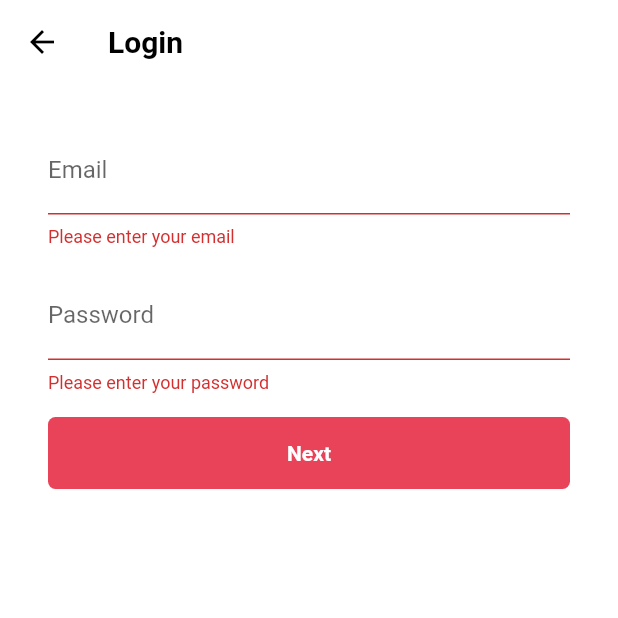
After one commit to wonhopark89-dev/flutter_tictok_clone, a Flutter app: the LoginFormScreen screen opened directly, after a tap on "Next", on a phone screen of 412 x 824 dp, the top half of it. The commit adds this screen. Run offline on Flutter 3.47's test engine with Material 2 defaults, Android fonts, the phone set to English and light mode, and no system bars; our stand-ins replace font_awesome_flutter.

Commit message:
login form

```diff
--- /dev/null
+++ b/lib/features/authentication/login_form_screen.dart
@@ -0,0 +1,110 @@
+import 'package:flutter/material.dart';
+import 'package:flutter_tictok_clone/constants/gaps.dart';
+import 'package:flutter_tictok_clone/constants/sizes.dart';
+import 'package:flutter_tictok_clone/features/widgets/form_button.dart';
+
+class LoginFormScreen extends StatefulWidget {
+  const LoginFormScreen({super.key});
+
+  @override
+  State<LoginFormScreen> createState() => _LoginFormScreenState();
+}
+
+class _LoginFormScreenState extends State<LoginFormScreen> {
+  final GlobalKey<FormState> _formKey = GlobalKey<FormState>();
+  Map<String, String> formData = {
+    'email': '',
+    'password': '',
+  };
+
+  void _onSubmitTap() {
+    if (_formKey.currentState!.validate()) {
+      _formKey.currentState!.save();
+      print(formData);
+    }
+  }
+
+  @override
+  Widget build(BuildContext context) {
+    return Scaffold(
+      appBar: AppBar(
+        title: const Text('Login'),
+      ),
+      body: Padding(
+        padding: const EdgeInsets.symmetric(horizontal: Sizes.size32),
+        child: Form(
+          key: _formKey,
+          child: Column(
+            children: [
+              Gaps.v28,
+              TextFormField(
+                decoration: InputDecoration(
+                  labelText: 'Email',
+                  hintText: 'Enter your email',
+                  enabledBorder: UnderlineInputBorder(
+                    borderSide: BorderSide(
+                      color: Colors.grey.shade400,
+                    ),
+                  ),
+                  focusedBorder: UnderlineInputBorder(
+                    borderSide: BorderSide(
+                      color: Colors.grey.shade400,
+                    ),
+                  ),
+                ),
+                validator: ((value) {
+                  if (value!.isEmpty) {
+                    return 'Please enter your email';
+                  }
+                  return null;
+                }),
+                onSaved: (newValue) {
+                  if (newValue != null) {
+                    formData['email'] = newValue;
+                  }
+                },
+              ),
+              Gaps.v16,
+              TextFormField(
+                decoration: InputDecoration(
+                  labelText: 'Password',
+                  hintText: 'Enter your password',
+                  enabledBorder: UnderlineInputBorder(
+                    borderSide: BorderSide(
+                      color: Colors.grey.shade400,
+                    ),
+                  ),
+                  focusedBorder: UnderlineInputBorder(
+                    borderSide: BorderSide(
+                      color: Colors.grey.shade400,
+                    ),
+                  ),
+                ),
+                validator: (value) {
+                  if (value!.isEmpty) {
+                    return 'Please enter your password';
+                  }
+                  return null;
+                },
+                onSaved: (newValue) {
+                  if (newValue != null) {
+                    formData['password'] = newValue;
+                  }
+                },
+              ),
+              Gaps.v16,
+              GestureDetector(
+                onTap: () {
+                  _onSubmitTap();
+                },
+                child: const FormButton(
+                  disabled: false,
+                ),
+              ),
+            ],
+          ),
+        ),
+      ),
+    );
+  }
+}
--- a/lib/features/authentication/login_screen.dart
+++ b/lib/features/authentication/login_screen.dart
@@ -1,6 +1,7 @@
 import 'package:flutter/material.dart';
 import 'package:flutter_tictok_clone/constants/gaps.dart';
 import 'package:flutter_tictok_clone/constants/sizes.dart';
+import 'package:flutter_tictok_clone/features/authentication/login_form_screen.dart';
 import 'package:flutter_tictok_clone/features/widgets/auth_button.dart';
 import 'package:font_awesome_flutter/font_awesome_flutter.dart';
 
@@ -11,6 +12,14 @@ class LoginScreen extends StatelessWidget {
     Navigator.of(context).pop();
   }
 
+  void _onEmailLoginTap(BuildContext context) {
+    Navigator.of(context).push(
+      MaterialPageRoute(
+        builder: (context) => const LoginFormScreen(),
+      ),
+    );
+  }
+
   @override
   Widget build(BuildContext context) {
     return Scaffold(
@@ -19,15 +28,15 @@ class LoginScreen extends StatelessWidget {
           padding: const EdgeInsets.symmetric(horizontal: Sizes.size40),
           child: Column(
             mainAxisSize: MainAxisSize.min,
-            children: const [
+            children: [
               Gaps.v80,
-              Text(
+              const Text(
                 'Login for TikTok',
                 style: TextStyle(
                     fontSize: Sizes.size24, fontWeight: FontWeight.w800),
               ),
               Gaps.v20,
-              Text(
+              const Text(
                 'Manage your account, check notifications, comment on videos, and more.',
                 style: TextStyle(
                   fontSize: Sizes.size16,
@@ -36,12 +45,15 @@ class LoginScreen extends StatelessWidget {
                 textAlign: TextAlign.center,
               ),
               Gaps.v40,
-              AuthButton(
-                icon: FaIcon(FontAwesomeIcons.user),
-                text: "Use email & password",
+              GestureDetector(
+                onTap: () => _onEmailLoginTap(context),
+                child: const AuthButton(
+                  icon: FaIcon(FontAwesomeIcons.user),
+                  text: "Use email & password",
+                ),
               ),
               Gaps.v16,
-              AuthButton(
+              const AuthButton(
                 icon: FaIcon(FontAwesomeIcons.apple),
                 text: "Continue with Apple",
               ),
```
